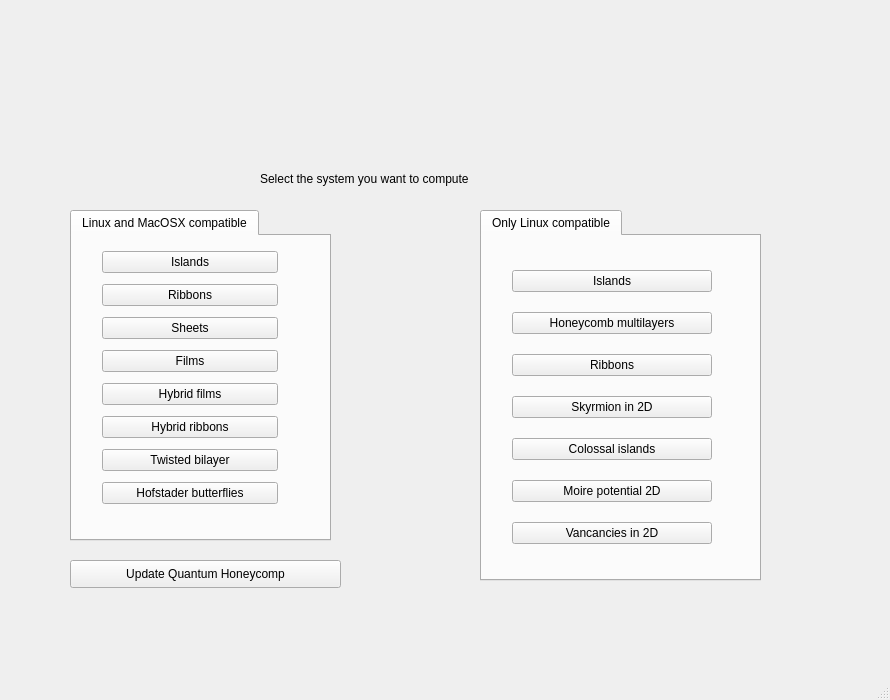
This is development/interface-pyqt/system_selection/interface.ui in joselado/quantum-honeycomp as Qt 5 draws it before an edit. The edited form follows.
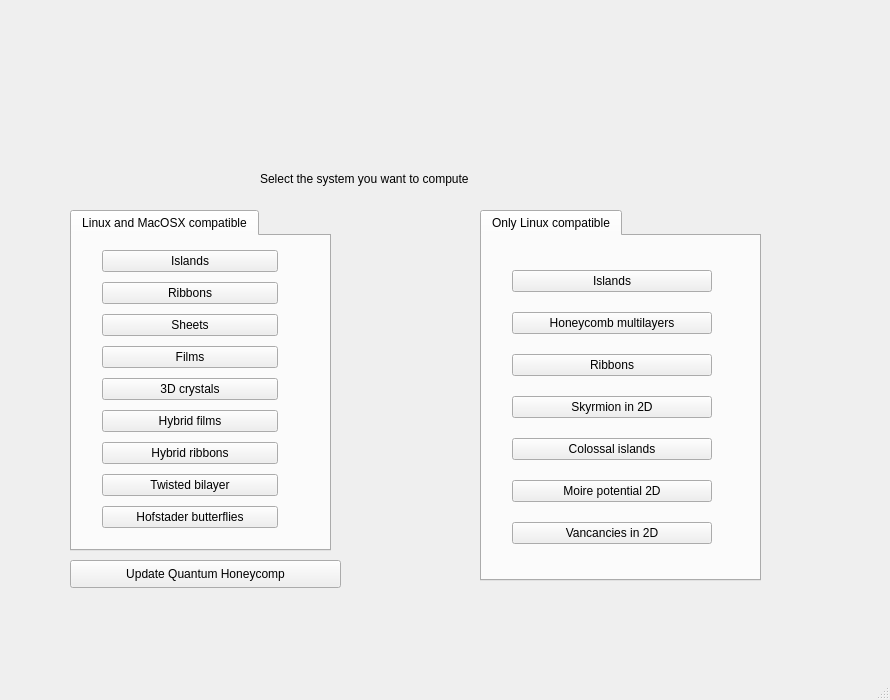
This is the edited form.

The edit to the form file:
```diff
--- a/development/interface-pyqt/system_selection/interface.ui
+++ b/development/interface-pyqt/system_selection/interface.ui
@@ -128,7 +128,7 @@
       <x>70</x>
       <y>210</y>
       <width>261</width>
-      <height>331</height>
+      <height>341</height>
      </rect>
     </property>
     <widget class="QWidget" name="tab_3">
@@ -141,7 +141,7 @@
         <x>30</x>
         <y>10</y>
         <width>176</width>
-        <height>268</height>
+        <height>293</height>
        </rect>
       </property>
       <layout class="QGridLayout" name="gridLayout_2">
@@ -152,14 +152,14 @@
          </property>
         </widget>
        </item>
-       <item row="7" column="0">
+       <item row="8" column="0">
         <widget class="QPushButton" name="hybridribbon_pyqt">
          <property name="text">
           <string>Hybrid ribbons</string>
          </property>
         </widget>
        </item>
-       <item row="8" column="0">
+       <item row="9" column="0">
         <widget class="QPushButton" name="twisted_bilayer">
          <property name="text">
           <string>Twisted bilayer</string>
@@ -173,7 +173,7 @@
          </property>
         </widget>
        </item>
-       <item row="6" column="0">
+       <item row="7" column="0">
         <widget class="QPushButton" name="heterostructure">
          <property name="text">
           <string>Hybrid films</string>
@@ -194,13 +194,20 @@
          </property>
         </widget>
        </item>
-       <item row="9" column="0">
+       <item row="10" column="0">
         <widget class="QPushButton" name="hofstader_pyqt">
          <property name="text">
           <string>Hofstader butterflies</string>
          </property>
         </widget>
        </item>
+       <item row="6" column="0">
+        <widget class="QPushButton" name="crystal3d_pyqt">
+         <property name="text">
+          <string>3D crystals</string>
+         </property>
+        </widget>
+       </item>
       </layout>
      </widget>
     </widget>
```
